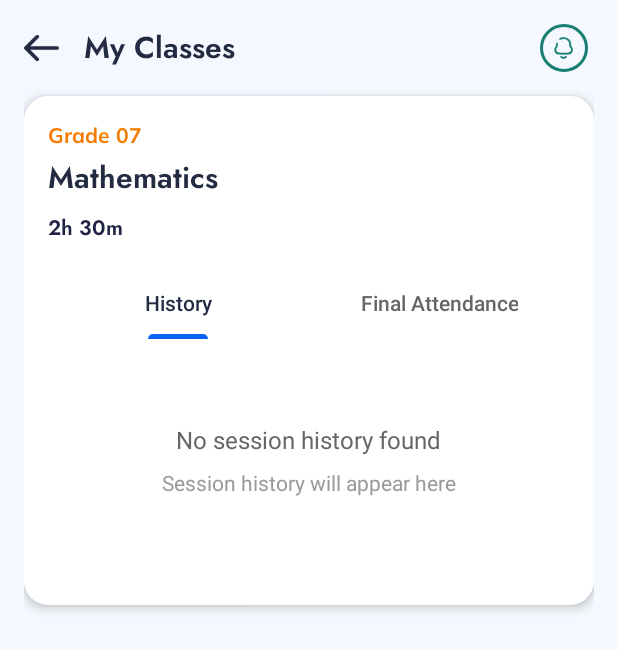
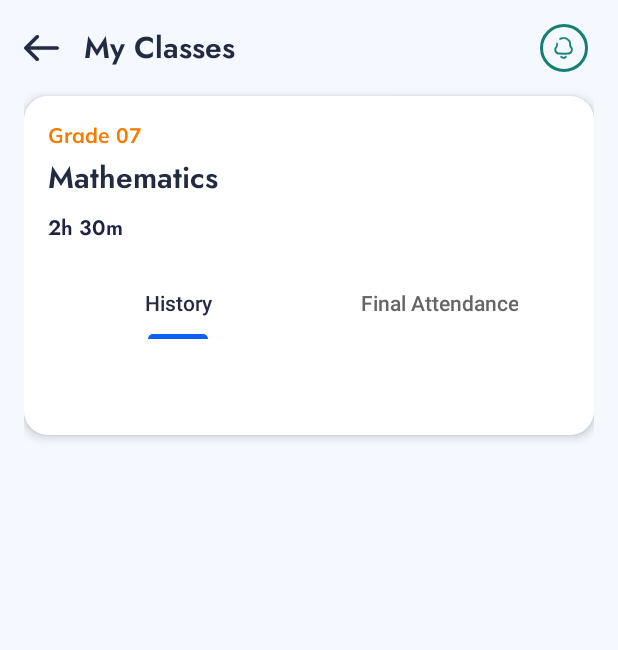
Before and after one commit to SEP490-SU25-G16/zentry-app, an Android app: the fragment StudentScheduleClassDetailFragment shown on its own in the app's theme, on a phone screen of 412 x 824 dp. Shown: the top 650 px of the screen. Run offline under Robolectric (Android 15) with nearby library versions, the phone set to English and light mode, and no system bars; 19 statements that could not run were skipped.

Commit message:
fix(viewpager)

```diff
--- a/app/src/main/java/vn/edu/fpt/zentryapp/student/ui/schedule/StudentScheduleClassDetailFragment.java
+++ b/app/src/main/java/vn/edu/fpt/zentryapp/student/ui/schedule/StudentScheduleClassDetailFragment.java
@@ -10,6 +10,7 @@ import androidx.appcompat.app.AlertDialog;
 import androidx.fragment.app.Fragment;
 import androidx.lifecycle.ViewModelProvider;
 import androidx.viewpager2.adapter.FragmentStateAdapter;
+import androidx.viewpager2.widget.ViewPager2;
 
 import android.view.LayoutInflater;
 import android.view.View;
@@ -66,7 +67,7 @@ public class StudentScheduleClassDetailFragment extends Fragment {
     private void setupViewPager() {
         String[] tabTitles = new String[]{"History", "Final Attendance"};
 
-        binding.viewPagerStudentScheduleClassDetail.setAdapter(new FragmentStateAdapter(this) {
+        FragmentStateAdapter adapter = new FragmentStateAdapter(this) {
             @NonNull
             @Override
             public Fragment createFragment(int position) {
@@ -84,14 +85,27 @@ public class StudentScheduleClassDetailFragment extends Fragment {
             public int getItemCount() {
                 return tabTitles.length;
             }
-        });
+        };
+
+        binding.viewPagerStudentScheduleClassDetail.setAdapter(adapter);
 
         // Connect TabLayout with ViewPager2
         new TabLayoutMediator(binding.tabLayoutStudentScheduleClassDetail,
                 binding.viewPagerStudentScheduleClassDetail,
                 (tab, pos) -> tab.setText(tabTitles[pos])
         ).attach();
+
+        // Thêm listener để cập nhật chiều cao khi chuyển tab
+        binding.viewPagerStudentScheduleClassDetail.registerOnPageChangeCallback(new ViewPager2.OnPageChangeCallback() {
+            @Override
+            public void onPageSelected(int position) {
+                super.onPageSelected(position);
+                // Request layout lại để tính toán chiều cao mới
+                binding.viewPagerStudentScheduleClassDetail.requestLayout();
+            }
+        });
     }
+
 
     private void setupClickListeners() {
 
--- a/app/src/main/java/vn/edu/fpt/zentryapp/student/ui/schedule/tabs/ClassHistoryFragment.java
+++ b/app/src/main/java/vn/edu/fpt/zentryapp/student/ui/schedule/tabs/ClassHistoryFragment.java
@@ -70,16 +70,16 @@ public class ClassHistoryFragment extends Fragment implements ClassHistoryAdapte
 
     private void observeViewModel() {
         viewModel.isLoading().observe(getViewLifecycleOwner(), isLoading -> {
-            binding.progressLoading.setVisibility(isLoading ? View.VISIBLE : View.GONE);
+           // binding.progressLoading.setVisibility(isLoading ? View.VISIBLE : View.GONE);
         });
 
         viewModel.sessions().observe(getViewLifecycleOwner(), sessions -> {
             if (sessions != null) {
                 historyAdapter.setSessions(sessions);
 
-                boolean isEmpty = sessions.isEmpty();
-                binding.rvHistory.setVisibility(isEmpty ? View.GONE : View.VISIBLE);
-                binding.layoutEmptyState.setVisibility(isEmpty ? View.VISIBLE : View.GONE);
+//                boolean isEmpty = sessions.isEmpty();
+//                binding.rvHistory.setVisibility(isEmpty ? View.GONE : View.VISIBLE);
+//                binding.layoutEmptyState.setVisibility(isEmpty ? View.VISIBLE : View.GONE);
             }
         });
 
--- /dev/null
+++ b/app/src/main/res/drawable/attendance_background.xml
@@ -0,0 +1,5 @@
+<?xml version="1.0" encoding="utf-8"?>
+<shape xmlns:android="http://schemas.android.com/apk/res/android">
+    <solid android:color="#FFFFFF" />
+    <corners android:radius="12dp" />
+</shape>
--- a/app/src/main/res/layout/fragment_class_history.xml
+++ b/app/src/main/res/layout/fragment_class_history.xml
@@ -5,46 +5,10 @@
     android:orientation="vertical"
     android:padding="16dp">
 
-    <!-- Loading Progress -->
-    <ProgressBar
-        android:id="@+id/progressLoading"
-        android:layout_width="wrap_content"
-        android:layout_height="wrap_content"
-        android:layout_gravity="center"
-        android:layout_marginVertical="16dp"
-        android:visibility="gone" />
-
     <!-- History RecyclerView -->
     <androidx.recyclerview.widget.RecyclerView
         android:id="@+id/rvHistory"
         android:layout_width="match_parent"
         android:layout_height="match_parent" />
 
-    <!-- Empty State -->
-    <LinearLayout
-        android:id="@+id/layoutEmptyState"
-        android:layout_width="match_parent"
-        android:layout_height="match_parent"
-        android:gravity="center"
-        android:orientation="vertical"
-        android:padding="32dp"
-        android:visibility="gone">
-
-        <TextView
-            android:layout_width="wrap_content"
-            android:layout_height="wrap_content"
-            android:text="No session history found"
-            android:textColor="#666666"
-            android:textSize="16sp" />
-
-        <TextView
-            android:layout_width="wrap_content"
-            android:layout_height="wrap_content"
-            android:layout_marginTop="8dp"
-            android:text="Session history will appear here"
-            android:textColor="#999999"
-            android:textSize="14sp" />
-
-    </LinearLayout>
-
 </LinearLayout>
--- a/app/src/main/res/layout/fragment_lecturer_schedule_class_detail.xml
+++ b/app/src/main/res/layout/fragment_lecturer_schedule_class_detail.xml
@@ -145,7 +145,7 @@
                 <androidx.viewpager2.widget.ViewPager2
                     android:id="@+id/viewPagerScheduleClassDetail"
                     android:layout_width="match_parent"
-                    android:layout_height="0dp"
+                    android:layout_height="wrap_content"
                     android:layout_marginTop="8dp"
                     android:layout_marginBottom="8dp"
                     android:layout_weight="1" />
--- a/app/src/main/res/layout/fragment_student_schedule_class_detail.xml
+++ b/app/src/main/res/layout/fragment_student_schedule_class_detail.xml
@@ -111,22 +111,23 @@
                     android:layout_height="wrap_content"
                     android:layout_marginTop="16dp"
                     android:background="@android:color/transparent"
+                    android:textAllCaps="false"
+                    app:tabIndicatorAnimationMode="elastic"
                     app:tabIndicatorColor="#0961F5"
+                    app:tabIndicatorFullWidth="false"
                     app:tabIndicatorHeight="3dp"
-                    app:tabIndicatorFullWidth="false"
-                    app:tabIndicatorAnimationMode="elastic"
+                    app:tabRippleColor="#E3F2FD"
                     app:tabSelectedTextColor="#232B42"
-                    app:tabTextColor="#666666"
-                    app:tabRippleColor="#E3F2FD"
                     app:tabTextAppearance="@style/TextAppearance.AppCompat.Body2"
-                    android:textAllCaps="false" />
+                    app:tabTextColor="#666666" />
 
                 <androidx.viewpager2.widget.ViewPager2
                     android:id="@+id/viewPagerStudentScheduleClassDetail"
                     android:layout_width="match_parent"
                     android:layout_height="wrap_content"
                     android:layout_marginTop="8dp"
-                    android:layout_marginBottom="8dp" />
+                    android:layout_marginBottom="8dp"
+                    android:layout_weight="1" />
             </LinearLayout>
         </com.google.android.material.card.MaterialCardView>
 
```
Also changed, not shown: app/src/main/java/vn/edu/fpt/zentryapp/student/ui/schedule/tabs/ClassHistoryViewModel.java (+34 -4 lines), app/src/main/java/vn/edu/fpt/zentryapp/student/ui/schedule/tabs/FinalAttendanceFragment.java (+4 -4 lines), app/src/main/res/layout/fragment_final_attendance_student.xml (+7 -28 lines).
